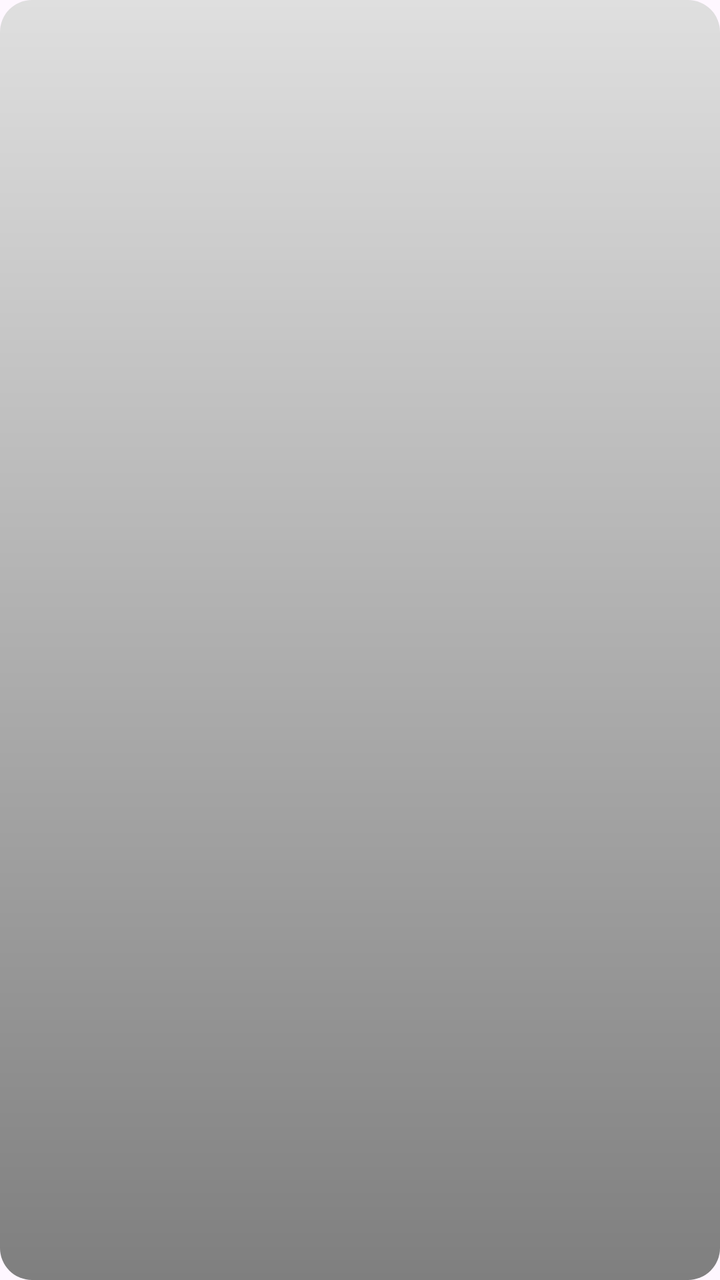
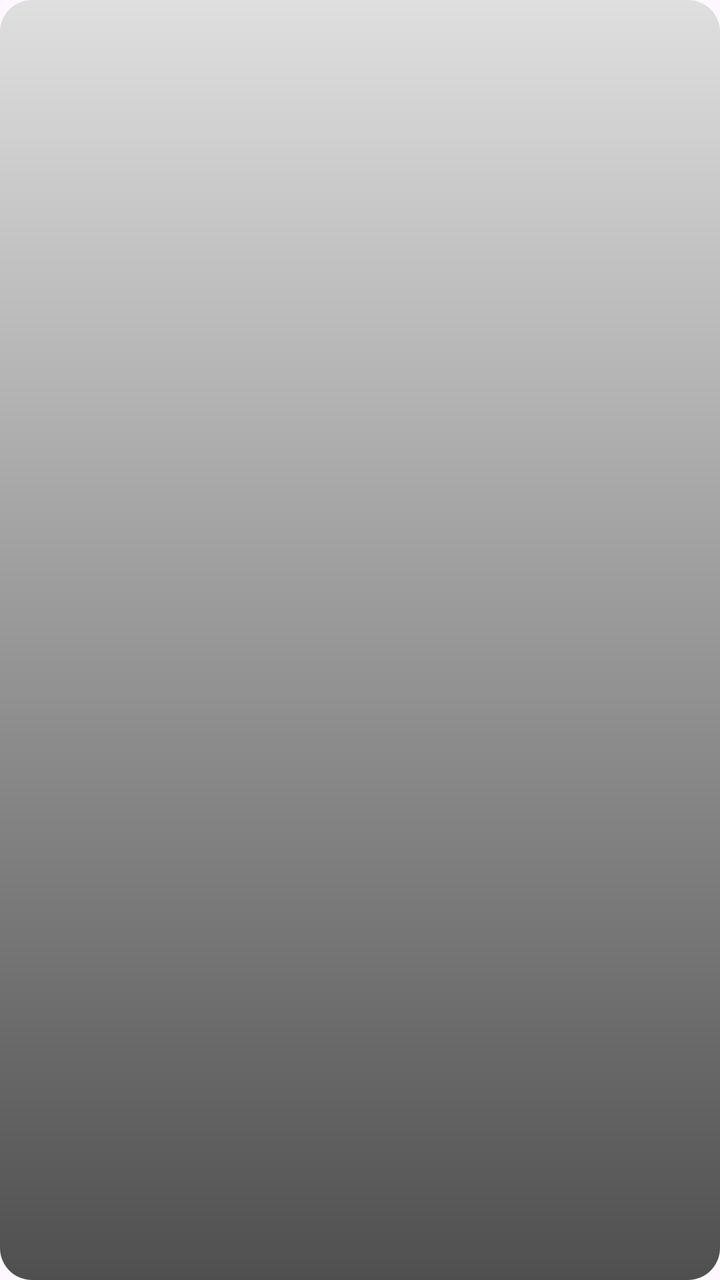

Two renders of the same Android screen: before a commit and after it. Below are the layout's source before the change and the commit's diff.
<!-- AndroidManifest.xml: application theme Theme.Bonda -->
<!-- res/layout/view_article.xml -->
<?xml version="1.0" encoding="utf-8"?>
<androidx.cardview.widget.CardView
    xmlns:android="http://schemas.android.com/apk/res/android"
    xmlns:app="http://schemas.android.com/apk/res-auto"
    android:layout_width="match_parent"
    android:layout_height="0dp"
    app:layout_constraintDimensionRatio="2:3"
    app:cardCornerRadius="16dp"
    app:cardElevation="0dp"
    android:clickable="true"
    android:focusable="true"
    android:foreground="?attr/selectableItemBackground">

    <androidx.constraintlayout.widget.ConstraintLayout
        android:layout_width="match_parent"
        android:layout_height="match_parent">

        <ImageView
            android:id="@+id/article_image"
            android:layout_width="match_parent"
            android:layout_height="match_parent"
            android:contentDescription="@string/article_image_description"
            android:scaleType="centerCrop" />

        <View
            android:layout_width="0dp"
            android:layout_height="0dp"
            android:background="@drawable/gradient_overlay"
            app:layout_constraintTop_toTopOf="parent"
            app:layout_constraintBottom_toBottomOf="parent"
            app:layout_constraintStart_toStartOf="parent"
            app:layout_constraintEnd_toEndOf="parent" />

        <ImageButton
            android:id="@+id/article_button_bookmark"
            android:layout_width="wrap_content"
            android:layout_height="wrap_content"
            android:layout_margin="24dp"
            android:background="?attr/selectableItemBackgroundBorderless"
            android:contentDescription="@string/article_bookmark_button_description"
            app:tint="@color/white"
            app:layout_constraintTop_toTopOf="parent"
            app:layout_constraintEnd_toEndOf="parent" />

        <com.google.android.material.chip.ChipGroup
            android:id="@+id/article_chip_group"
            android:layout_width="match_parent"
            android:layout_height="wrap_content"
            android:layout_marginHorizontal="16dp"
            android:layout_marginBottom="8dp"
            app:layout_constraintStart_toStartOf="parent"
            app:layout_constraintBottom_toTopOf="@id/article_title" />

        <TextView
            android:id="@+id/article_title"
            android:layout_width="match_parent"
            android:layout_height="wrap_content"
            android:layout_marginHorizontal="16dp"
            android:layout_marginBottom="24dp"
            android:textColor="@color/white"
            android:textSize="32sp"
            app:layout_constraintStart_toStartOf="parent"
            app:layout_constraintBottom_toTopOf="@id/article_subtitle" />

        <TextView
            android:id="@+id/article_subtitle"
            android:layout_width="match_parent"
            android:layout_height="wrap_content"
            android:layout_marginHorizontal="16dp"
            android:layout_marginBottom="48dp"
            android:textColor="#A1A1A1"
            android:textSize="16sp"
            app:layout_constraintBottom_toBottomOf="parent"
            app:layout_constraintStart_toStartOf="parent" />

    </androidx.constraintlayout.widget.ConstraintLayout>
</androidx.cardview.widget.CardView>
<!-- resources referenced by this layout -->
<resources>
  <color name="white">#FFFFFFFF</color>
  <!-- drawable gradient_overlay (drawable) -->
  <?xml version="1.0" encoding="utf-8"?>
  <shape xmlns:android="http://schemas.android.com/apk/res/android"
      android:shape="rectangle">
      <gradient
          android:startColor="#20000000"
          android:endColor="#80000000"
          android:angle="270"/>
  </shape>
  <string name="article_bookmark_button_description">북마크 버튼</string>
  <string name="article_image_description">아티클 이미지</string>
  <style name="Theme.Bonda" parent="Base.Theme.Bonda">
          <item name="android:windowSplashScreenBackground">@color/splash_background</item>
          <item name="android:windowSplashScreenAnimatedIcon">@drawable/ic_splash_logo</item>
      </style>
  <style name="Base.Theme.Bonda" parent="Theme.Material3.Light.NoActionBar">
          
      </style>
  <color name="splash_background">#524545</color>
  <!-- drawable ic_splash_logo: vector/xml drawable (drawable, 6541 chars, omitted) -->
</resources>

<!-- the commit's change to res/layout/view_article.xml (unified diff, before → after) -->
@@ -19,17 +19,13 @@
             android:id="@+id/article_image"
             android:layout_width="match_parent"
             android:layout_height="match_parent"
-            android:contentDescription="@string/article_image_description"
-            android:scaleType="centerCrop" />
+            android:scaleType="centerCrop"
+            android:contentDescription="@string/article_image_description" />
 
         <View
-            android:layout_width="0dp"
-            android:layout_height="0dp"
-            android:background="@drawable/gradient_overlay"
-            app:layout_constraintTop_toTopOf="parent"
-            app:layout_constraintBottom_toBottomOf="parent"
-            app:layout_constraintStart_toStartOf="parent"
-            app:layout_constraintEnd_toEndOf="parent" />
+            android:layout_width="match_parent"
+            android:layout_height="match_parent"
+            android:background="@drawable/gradient_overlay" />
 
         <ImageButton
             android:id="@+id/article_button_bookmark"
@@ -48,7 +44,6 @@
             android:layout_height="wrap_content"
             android:layout_marginHorizontal="16dp"
             android:layout_marginBottom="8dp"
-            app:layout_constraintStart_toStartOf="parent"
             app:layout_constraintBottom_toTopOf="@id/article_title" />
 
         <TextView
@@ -59,7 +54,6 @@
             android:layout_marginBottom="24dp"
             android:textColor="@color/white"
             android:textSize="32sp"
-            app:layout_constraintStart_toStartOf="parent"
             app:layout_constraintBottom_toTopOf="@id/article_subtitle" />
 
         <TextView
@@ -70,8 +64,7 @@
             android:layout_marginBottom="48dp"
             android:textColor="#A1A1A1"
             android:textSize="16sp"
-            app:layout_constraintBottom_toBottomOf="parent"
-            app:layout_constraintStart_toStartOf="parent" />
+            app:layout_constraintBottom_toBottomOf="parent" />
 
     </androidx.constraintlayout.widget.ConstraintLayout>
 </androidx.cardview.widget.CardView>
<!-- resource entries referenced after the edit -->
@@ -7,7 +7,7 @@
       android:shape="rectangle">
       <gradient
           android:startColor="#20000000"
-          android:endColor="#80000000"
+          android:endColor="#B0000000"
           android:angle="270"/>
   </shape>
   <string name="article_bookmark_button_description">북마크 버튼</string>
